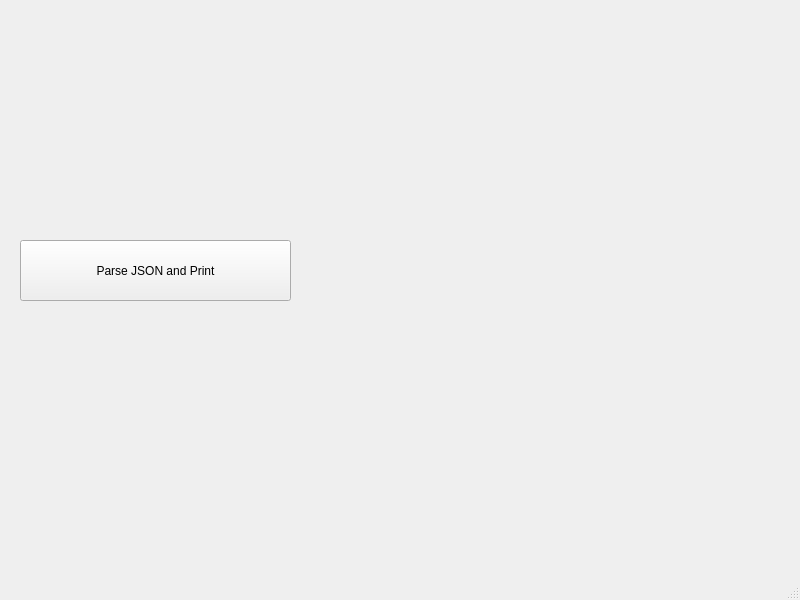
First picture: the form in mainwindow.ui, repository FFADWA2023/parsing-json, before the edit.
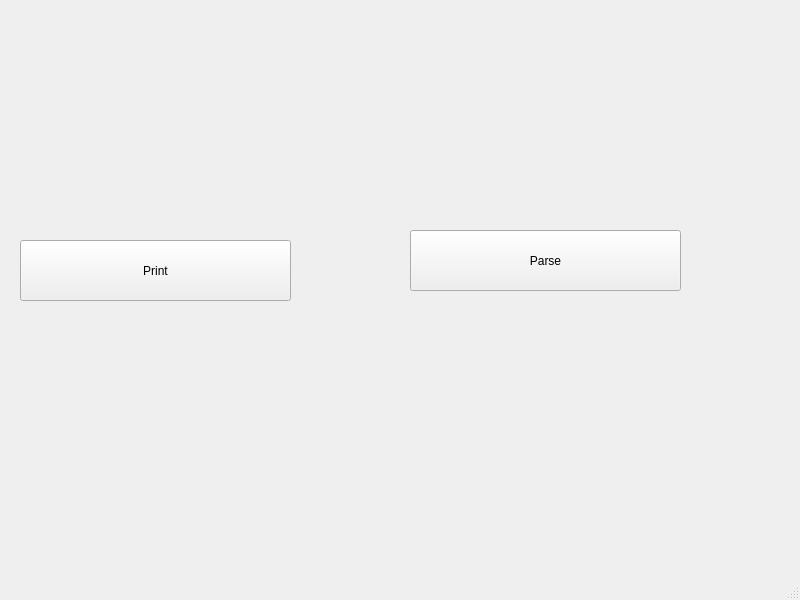
Second picture: the form after the edit.

```diff
--- a/mainwindow.ui
+++ b/mainwindow.ui
@@ -24,7 +24,20 @@
      </rect>
     </property>
     <property name="text">
-     <string>Parse JSON and Print</string>
+     <string>Print</string>
+    </property>
+   </widget>
+   <widget class="QPushButton" name="pushButton_2">
+    <property name="geometry">
+     <rect>
+      <x>410</x>
+      <y>230</y>
+      <width>271</width>
+      <height>61</height>
+     </rect>
+    </property>
+    <property name="text">
+     <string>Parse</string>
     </property>
    </widget>
   </widget>
```
Left out of the diff: 2 changed lines with no effect on the pictures.
